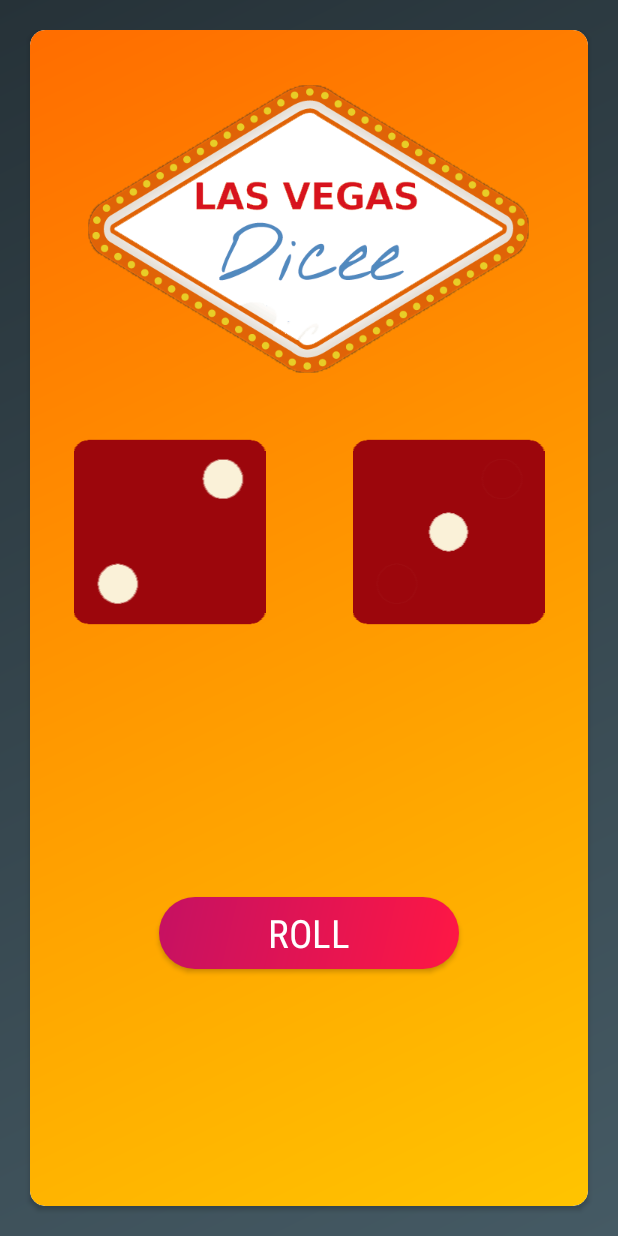
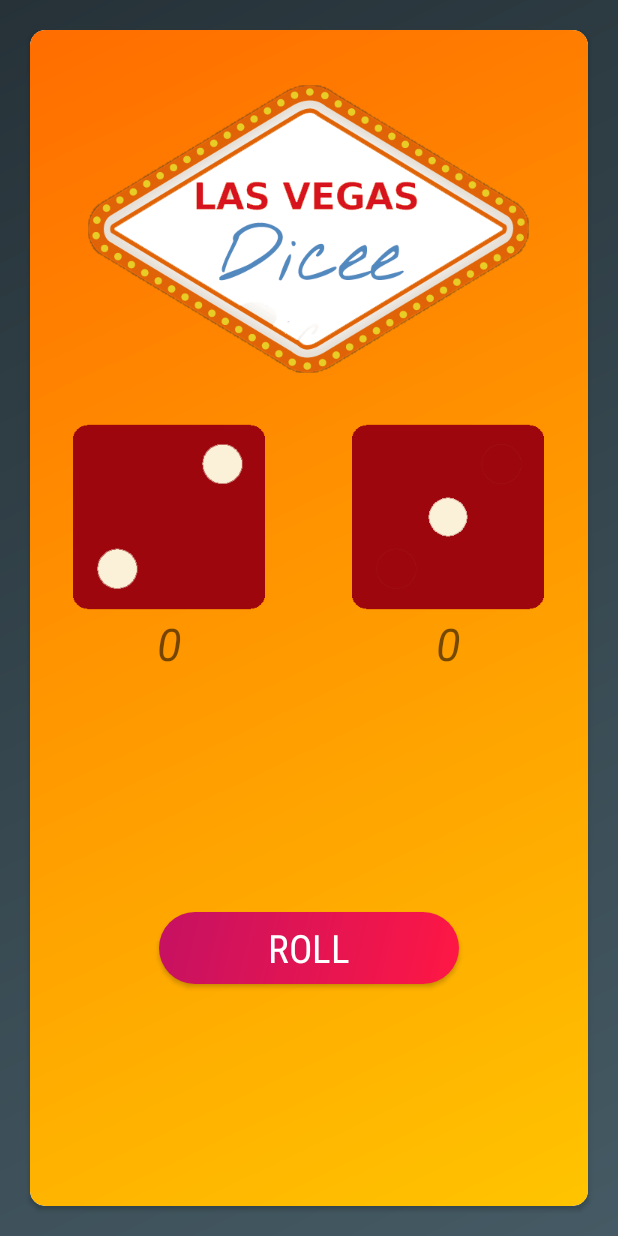
Before and after one commit to dilipsuthar1997/DiceRoll, an Android app: the screen it shows after launch (MainActivity), on a phone screen of 412 x 824 dp. Run offline under Robolectric (Android 15) with nearby library versions, the phone set to English and light mode, and no system bars.

Commit message:
Show Dice number obtain after once rolling the dice.

```diff
--- a/app/src/main/java/com/ds/diceroll/MainActivity.java
+++ b/app/src/main/java/com/ds/diceroll/MainActivity.java
@@ -8,6 +8,7 @@ import android.view.animation.Animation;
 import android.view.animation.AnimationUtils;
 import android.widget.Button;
 import android.widget.ImageView;
+import android.widget.TextView;
 
 import java.util.Random;
 
@@ -27,15 +28,17 @@ public class MainActivity extends AppCompatActivity {
         Button rollButton = findViewById(R.id.roll_button);
 
         final ImageView leftDice = findViewById(R.id.image_leftDice);
+        final ImageView rightDice = findViewById(R.id.image_rightDice);
 
-        final ImageView rightDice = findViewById(R.id.image_rightDice);
+        final TextView numberLeftDice = findViewById(R.id.tv_leftDice);
+        final TextView numberRightDice = findViewById(R.id.tv_rightDice);
 
         final int[] diceArray = {R.drawable.dice1,
                             R.drawable.dice2,
                             R.drawable.dice3,
                             R.drawable.dice4,
                             R.drawable.dice5,
-                            R.drawable.dice6,};
+                            R.drawable.dice6};
 
         rollButton.setOnClickListener(new View.OnClickListener() {
             @Override
@@ -48,10 +51,14 @@ public class MainActivity extends AppCompatActivity {
 
                 leftDice.startAnimation(clockWise);
                 leftDice.setImageResource(diceArray[number]);
+                int i = number+1;
+                numberLeftDice.setText(String.valueOf(i));
 
                 number = randomNumber.nextInt(6);
                 rightDice.startAnimation(antiClockWise);
                 rightDice.setImageResource(diceArray[number]);
+                int j = number+1;
+                numberRightDice.setText(String.valueOf(j));
 
             }
         });
--- a/app/src/main/res/layout/activity_main.xml
+++ b/app/src/main/res/layout/activity_main.xml
@@ -39,23 +39,52 @@
 
             <LinearLayout
                 android:layout_width="match_parent"
-                android:layout_height="170dp"
+                android:layout_height="190dp"
                 android:gravity="center_vertical"
-                android:orientation="horizontal">
+                android:orientation="horizontal"
+                android:baselineAligned="false">
 
-                <ImageView
-                    android:id="@+id/image_leftDice"
+                <LinearLayout
+                    android:orientation="vertical"
                     android:layout_width="wrap_content"
                     android:layout_height="wrap_content"
                     android:layout_weight="1"
-                    app:srcCompat="@drawable/dice2" />
+                    android:gravity="center_horizontal">
+                    <ImageView
+                        android:id="@+id/image_leftDice"
+                        android:layout_width="wrap_content"
+                        android:layout_height="wrap_content"
+                        app:srcCompat="@drawable/dice2"
+                        android:contentDescription="leftDiceImage" />
+                    <TextView
+                        android:id="@+id/tv_leftDice"
+                        android:layout_width="wrap_content"
+                        android:layout_height="wrap_content"
+                        android:text="0"
+                        android:textSize="30sp"
+                        android:textStyle="italic"/>
+                </LinearLayout>
 
-                <ImageView
-                    android:id="@+id/image_rightDice"
+                <LinearLayout
+                    android:orientation="vertical"
                     android:layout_width="wrap_content"
                     android:layout_height="wrap_content"
                     android:layout_weight="1"
-                    app:srcCompat="@drawable/dice1" />
+                    android:gravity="center_horizontal">
+                    <ImageView
+                        android:id="@+id/image_rightDice"
+                        android:layout_width="wrap_content"
+                        android:layout_height="wrap_content"
+                        app:srcCompat="@drawable/dice1" />
+                    <TextView
+                        android:id="@+id/tv_rightDice"
+                        android:layout_width="wrap_content"
+                        android:layout_height="wrap_content"
+                        android:text="0"
+                        android:textSize="30sp"
+                        android:textStyle="italic"/>
+                </LinearLayout>
+
             </LinearLayout>
 
             <RelativeLayout
```
